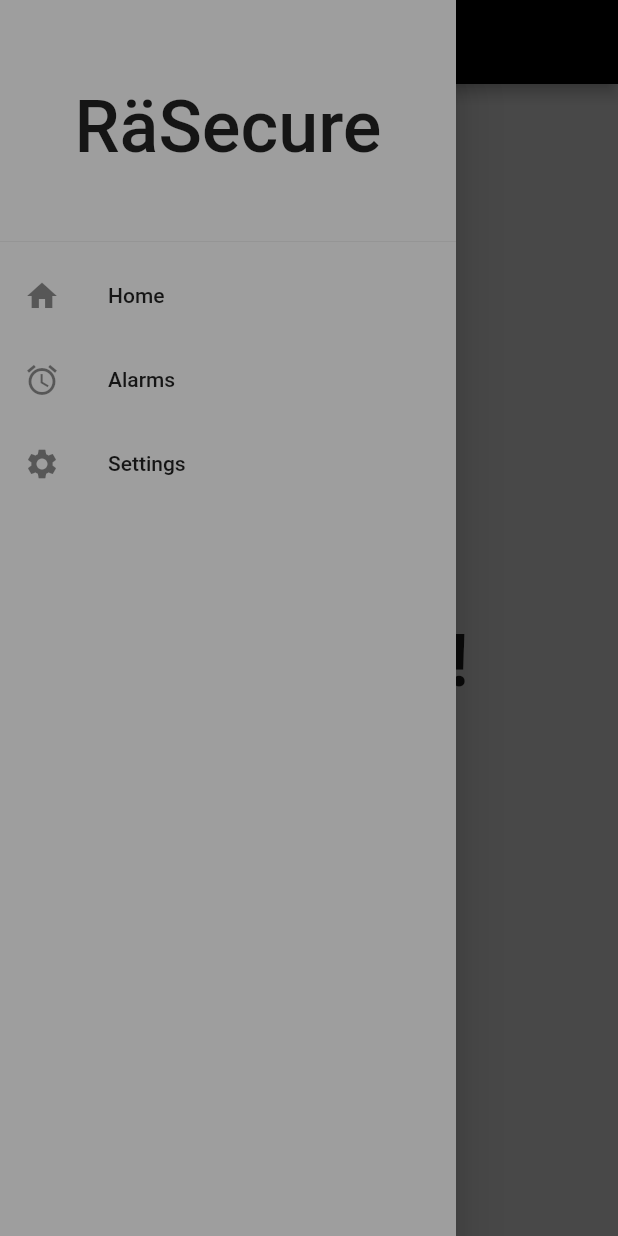
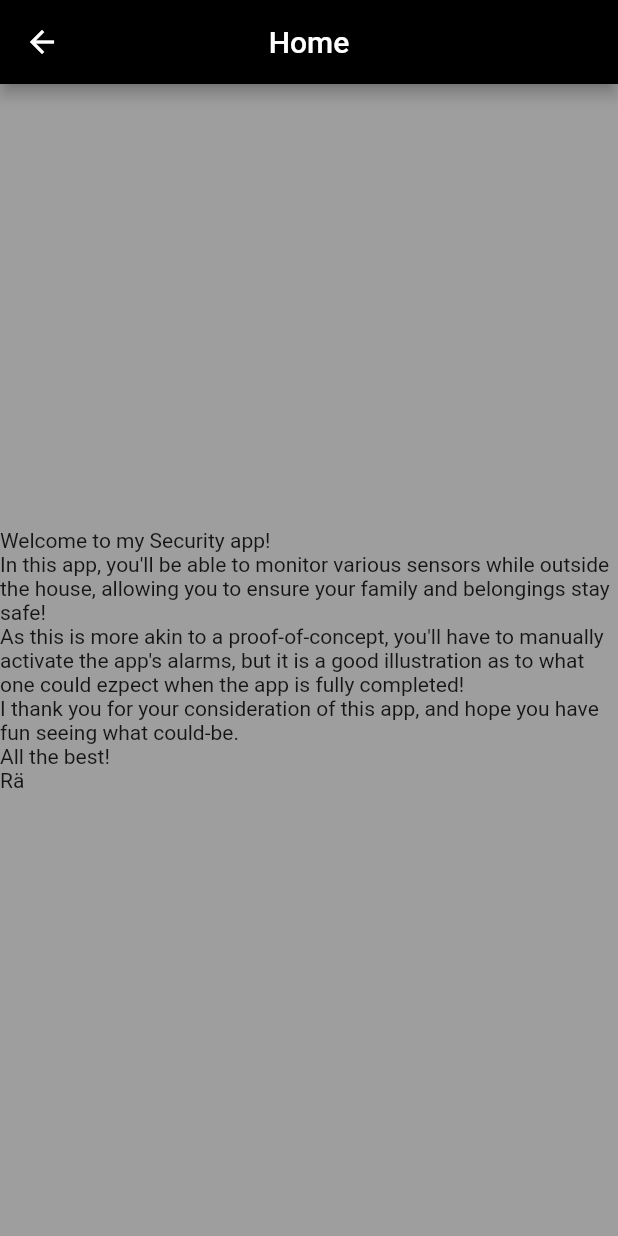
Before and after one commit to RayRayDevDev/FlutterAndDartDevelopment, a Flutter app: the screen it shows after launch, in the side drawer, after a tap on "Home", on a phone screen of 412 x 824 dp. Run offline on Flutter 3.47's test engine with Material 2 defaults, Android fonts, the phone set to English and light mode, and no system bars; drawn by our look-alikes of animated_text_kit.

Commit message:
Added pages for Hamburger Menu items.

```diff
--- a/final_project/lib/main.dart
+++ b/final_project/lib/main.dart
@@ -2,7 +2,9 @@
 import 'package:flutter/material.dart';
 import 'package:animated_text_kit/animated_text_kit.dart';
 
-void main() => runApp(MainPageSecuritySystemApp());
+void main() => runApp(MaterialApp(
+      home: MainPageSecuritySystemApp(),
+    ));
 
 class MainPageSecuritySystemApp extends StatefulWidget {
   @override
@@ -25,7 +27,7 @@ class _SecuritySystemAppState extends State<MainPageSecuritySystemApp> {
                     textStyle: const TextStyle(
                         fontSize: 48,
                         fontWeight: FontWeight.bold,
-                    ),
+                        fontFamily: "Horizon"),
                     speed: const Duration(milliseconds: 250),
                   ),
                 ],
@@ -52,19 +54,27 @@ class _SecuritySystemAppState extends State<MainPageSecuritySystemApp> {
                       Icons.home,
                     ),
                     title: const Text("Home"),
-                    onTap: (() => Navigator.pop(context)),
+                    onTap: (() => Navigator.push(context,
+                        MaterialPageRoute(builder: (context) => HomeScreen()))),
                   ),
                   ListTile(
                       leading: const Icon(
                         Icons.alarm,
                       ),
                       title: const Text("Alarms"),
-                    onTap: () => Navigator.pop(context),
-                  ),
+                      onTap: () => Navigator.push(
+                          context,
+                          MaterialPageRoute(
+                            builder: (context) => AlarmsScreen(),
+                          ))),
                   ListTile(
                     leading: const Icon(Icons.settings),
                     title: const Text("Settings"),
-                    onTap: (() => Navigator.pop(context)),
+                    onTap: (() => Navigator.push(
+                        context,
+                        MaterialPageRoute(
+                          builder: (context) => SettingsScreen(),
+                        ))),
                   )
                 ],
               ),
@@ -86,3 +96,49 @@ class _SecuritySystemAppState extends State<MainPageSecuritySystemApp> {
     );
   }
 }
+
+class HomeScreen extends StatelessWidget {
+  @override
+  Widget build(BuildContext context) {
+    return Scaffold(
+      body: const Center(
+        child: Text(
+            "Welcome to my Security app!\nIn this app, you'll be able to monitor various sensors while outside the house, allowing you to ensure your family and belongings stay safe!\nAs this is more akin to a proof-of-concept, you'll have to manually activate the app's alarms, but it is a good illustration as to what one could ezpect when the app is fully completed!\nI thank you for your consideration of this app, and hope you have fun seeing what could-be.\nAll the best!\nRä"),
+      ),
+      appBar: AppBar(
+        title: const Text("Home"),
+        centerTitle: true,
+        backgroundColor: Colors.black,
+      ),
+      backgroundColor: Colors.grey,
+    );
+  }
+}
+
+class AlarmsScreen extends StatelessWidget {
+  @override
+  Widget build(BuildContext context) {
+    return Scaffold(
+      appBar: AppBar(
+        title: const Text("Alarms"),
+        centerTitle: true,
+        backgroundColor: Colors.black,
+      ),
+      backgroundColor: Colors.grey,
+    );
+  }
+}
+
+class SettingsScreen extends StatelessWidget {
+  @override
+  Widget build(BuildContext context) {
+    return Scaffold(
+      appBar: AppBar(
+        title: const Text("Settings"),
+        centerTitle: true,
+        backgroundColor: Colors.black,
+      ),
+      backgroundColor: Colors.grey,
+    );
+  }
+}
```
Lines whose indentation alone changed are shown as unchanged.
